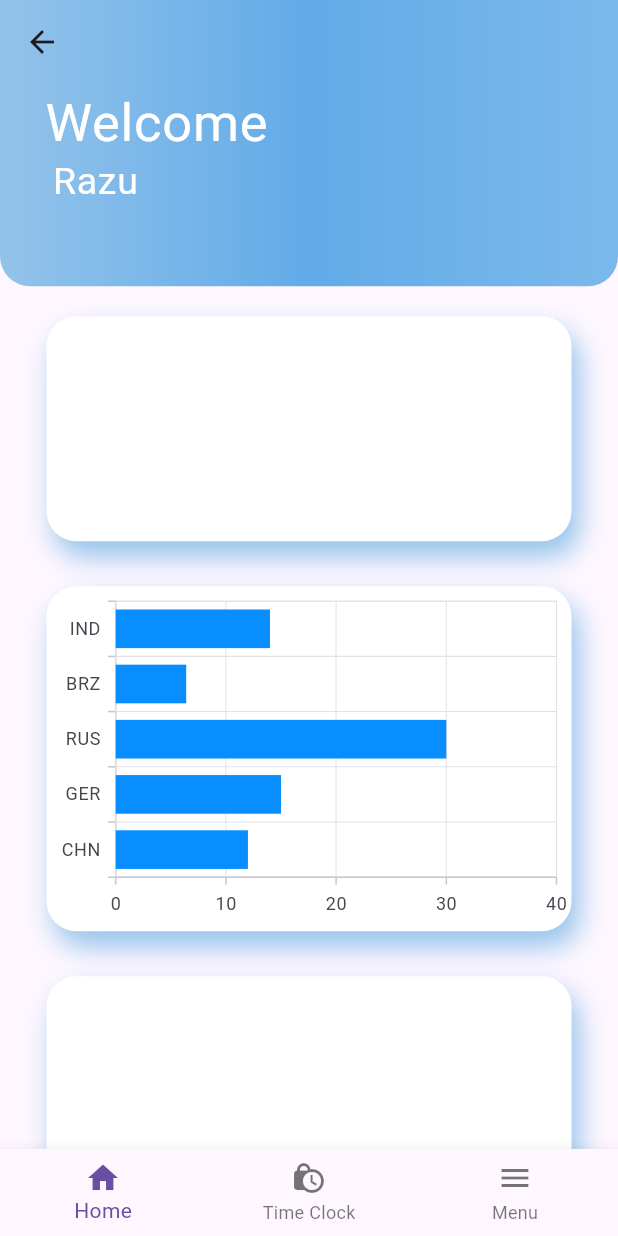
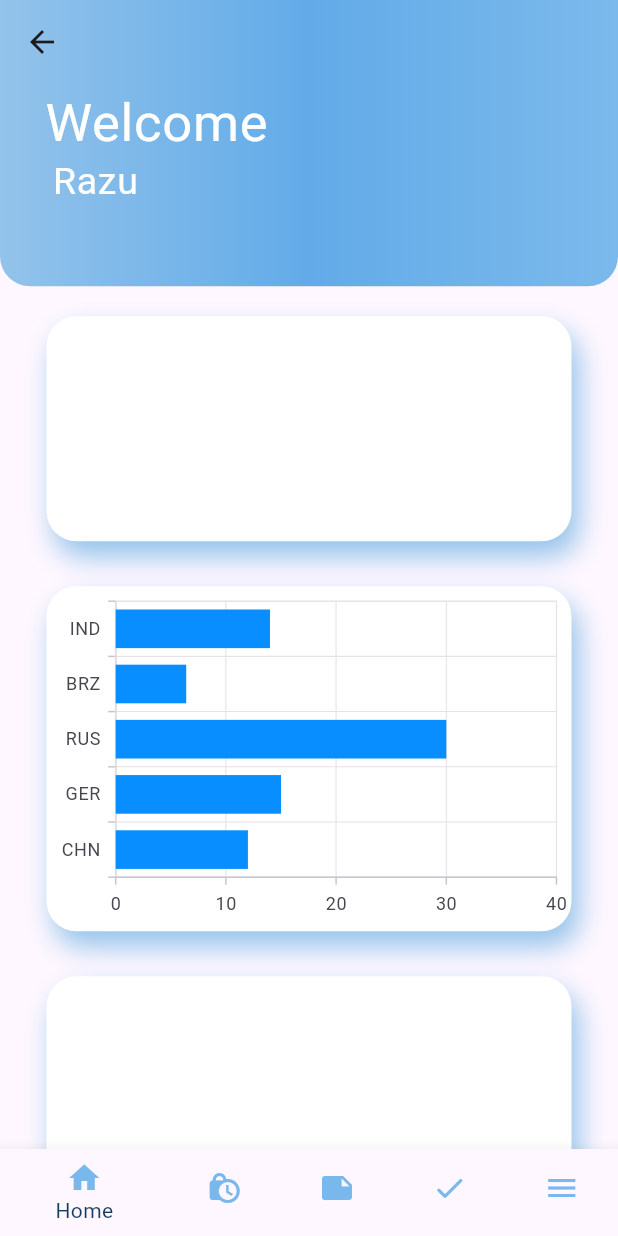
Before and after one commit to dimasAndri1412/FlutterApps-TogetherApps, a Flutter app: the ApplicationBar screen opened directly, on a phone screen of 412 x 824 dp. Run offline on Flutter 3.47's test engine with Material 3 defaults, Android fonts, the phone set to English and light mode, and no system bars; our stand-ins replace faker, flutter_slidable, get, syncfusion_flutter_charts.

```diff
--- a/lib/home/ApplicationBar.dart
+++ b/lib/home/ApplicationBar.dart
@@ -14,6 +14,8 @@ class _ApplicationBarState extends State<ApplicationBar> {
   int currentIndex = 0;
   List<Widget> body = const [
     Home(),
+    Icon(Icons.lock_clock),
+    Icon(Icons.lock_clock),
     Icon(Icons.lock_clock),
     MenuPage()
   ];
@@ -35,15 +37,12 @@ class _ApplicationBarState extends State<ApplicationBar> {
           ),
         ),
         elevation: 0,
-        // leading: IconButton(
-        //     onPressed: (){},
-        //     icon: Icon(Icons.menu),
-        //   ),
       ),
       body: Center(
         child: body[currentIndex],
         ),
         bottomNavigationBar: BottomNavigationBar(
+          selectedItemColor: const Color.fromARGB(255, 21, 60, 93),
           currentIndex: currentIndex,
           onTap: (int newIndex) {
             setState(() {
@@ -53,15 +52,23 @@ class _ApplicationBarState extends State<ApplicationBar> {
           items: const [
             BottomNavigationBarItem(
               label: "Home",
-              icon: Icon(Icons.home),
+              icon: Icon(Icons.home, color: Color.fromARGB(255, 121, 184, 236),),
             ),
             BottomNavigationBarItem(
               label: "Time Clock",
-              icon: Icon(Icons.lock_clock),
+              icon: Icon(Icons.lock_clock, color: Color.fromARGB(255, 121, 184, 236),),
+            ),
+            BottomNavigationBarItem(
+              label: "Timesheets",
+              icon: Icon(Icons.note, color: Color.fromARGB(255, 121, 184, 236),),
+            ),
+            BottomNavigationBarItem(
+              label: "Approvals",
+              icon: Icon(Icons.check_rounded, color: Color.fromARGB(255, 121, 184, 236),),
             ),
             BottomNavigationBarItem(
               label: "Menu",
-              icon: Icon(Icons.menu),
+              icon: Icon(Icons.menu, color: Color.fromARGB(255, 121, 184, 236),),
             )
           ],
         ),
--- a/pubspec.yaml
+++ b/pubspec.yaml
@@ -34,6 +34,7 @@ dependencies:
   flutter_datetime_picker: ^1.5.1
   faker: ^2.1.0
   wave: ^0.2.2
+  flutter_slidable: ^3.1.0
 
 
   # The following adds the Cupertino Icons font to your application.
```
Also changed, not shown: lib/menu/adminManagement/ListUser.dart (+17 -2 lines), pubspec.lock.
